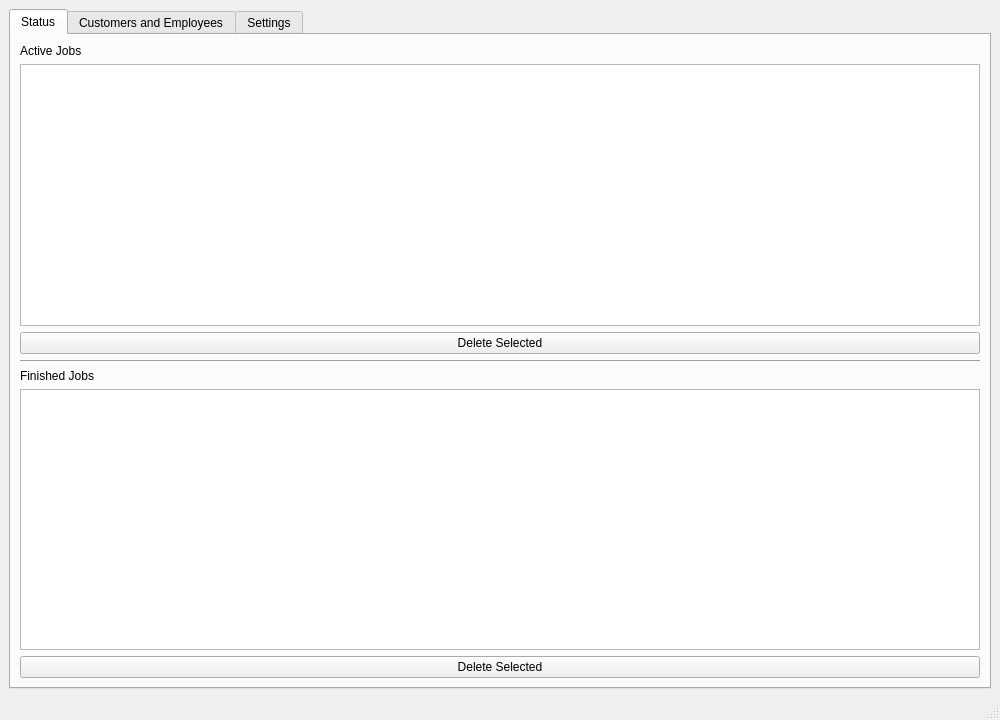
Old version of the form client/ui/main_window.ui in the repository Harrell18W/schedule-keeper.
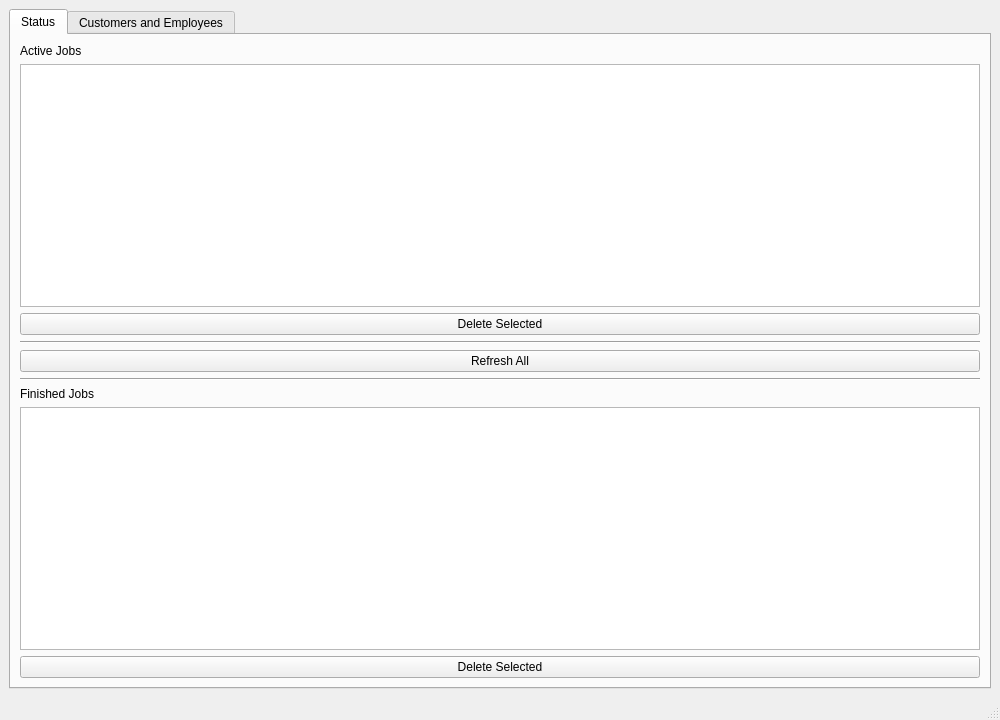
New version of the form. The open tabs and pages were chosen to show the change.

Commit message: added functionality to jobs tablewidgets

Patch:
```diff
--- a/client/ui/main_window.ui
+++ b/client/ui/main_window.ui
@@ -51,7 +51,7 @@
          </widget>
         </item>
         <item>
-         <widget class="QTableView" name="activejobs_tableview"/>
+         <widget class="QTableWidget" name="activejobs_tablewidget"/>
         </item>
         <item>
          <widget class="QPushButton" name="delete_selected_active_jobs_pushbutton">
@@ -68,14 +68,28 @@
          </widget>
         </item>
         <item>
-         <widget class="QLabel" name="finished_jobs_label">
+         <widget class="QPushButton" name="jobs_refresh_all_pushbutton">
+          <property name="text">
+           <string>Refresh All</string>
+          </property>
+         </widget>
+        </item>
+        <item>
+         <widget class="Line" name="jobs_line_bottom">
+          <property name="orientation">
+           <enum>Qt::Horizontal</enum>
+          </property>
+         </widget>
+        </item>
+        <item>
+         <widget class="QLabel" name="finishedjobs_label">
           <property name="text">
            <string>Finished Jobs</string>
           </property>
          </widget>
         </item>
         <item>
-         <widget class="QTableView" name="finished_jobs_tableview"/>
+         <widget class="QTableWidget" name="finishedjobs_tablewidget"/>
         </item>
         <item>
          <widget class="QPushButton" name="delete_selected_finished_jobs_pushbutton">
@@ -506,11 +520,6 @@
         </item>
        </layout>
       </widget>
-      <widget class="QWidget" name="settings_tab">
-       <attribute name="title">
-        <string>Settings</string>
-       </attribute>
-      </widget>
      </widget>
     </item>
    </layout>
```
Left out of the diff: 8 changed lines with no effect on the pictures. The commit also changes 6 other files.
